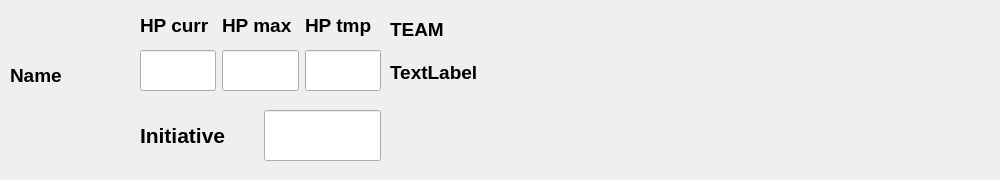
First picture: the form in src/CombatantWidget/combatantwidget.ui, repository lazaropo/2EManager, before the edit.
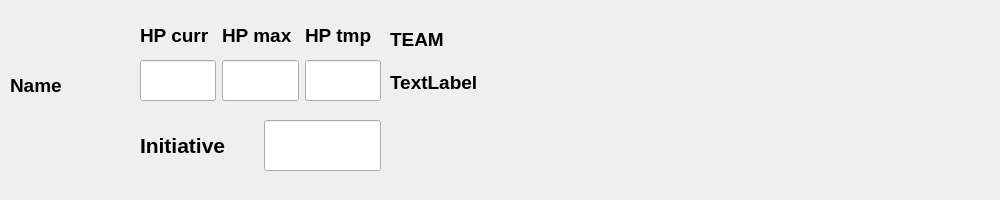
Second picture: the form after the edit.

Diff of the .ui file:
```diff
--- a/src/CombatantWidget/combatantwidget.ui
+++ b/src/CombatantWidget/combatantwidget.ui
@@ -7,11 +7,11 @@
     <x>0</x>
     <y>0</y>
     <width>1000</width>
-    <height>180</height>
+    <height>200</height>
    </rect>
   </property>
   <property name="sizePolicy">
-   <sizepolicy hsizetype="MinimumExpanding" vsizetype="MinimumExpanding">
+   <sizepolicy hsizetype="Fixed" vsizetype="Fixed">
     <horstretch>0</horstretch>
     <verstretch>0</verstretch>
    </sizepolicy>
@@ -19,7 +19,7 @@
   <property name="maximumSize">
    <size>
     <width>1200</width>
-    <height>800</height>
+    <height>200</height>
    </size>
   </property>
   <property name="windowTitle">
@@ -34,7 +34,7 @@
    <property name="geometry">
     <rect>
      <x>10</x>
-     <y>30</y>
+     <y>40</y>
      <width>121</width>
      <height>91</height>
     </rect>
@@ -53,7 +53,7 @@
    <property name="geometry">
     <rect>
      <x>140</x>
-     <y>50</y>
+     <y>60</y>
      <width>241</width>
      <height>41</height>
     </rect>
@@ -95,7 +95,7 @@
    <property name="geometry">
     <rect>
      <x>140</x>
-     <y>10</y>
+     <y>20</y>
      <width>241</width>
      <height>31</height>
     </rect>
@@ -142,11 +142,11 @@
     </item>
    </layout>
   </widget>
-  <widget class="QWidget" name="">
+  <widget class="QWidget" name="layoutWidget">
    <property name="geometry">
     <rect>
      <x>390</x>
-     <y>10</y>
+     <y>20</y>
      <width>91</width>
      <height>81</height>
     </rect>
@@ -180,11 +180,11 @@
     </item>
    </layout>
   </widget>
-  <widget class="QWidget" name="">
+  <widget class="QWidget" name="layoutWidget">
    <property name="geometry">
     <rect>
      <x>140</x>
-     <y>110</y>
+     <y>120</y>
      <width>241</width>
      <height>51</height>
     </rect>
```
Left out of the diff: 8 changed lines with no effect on the pictures.
